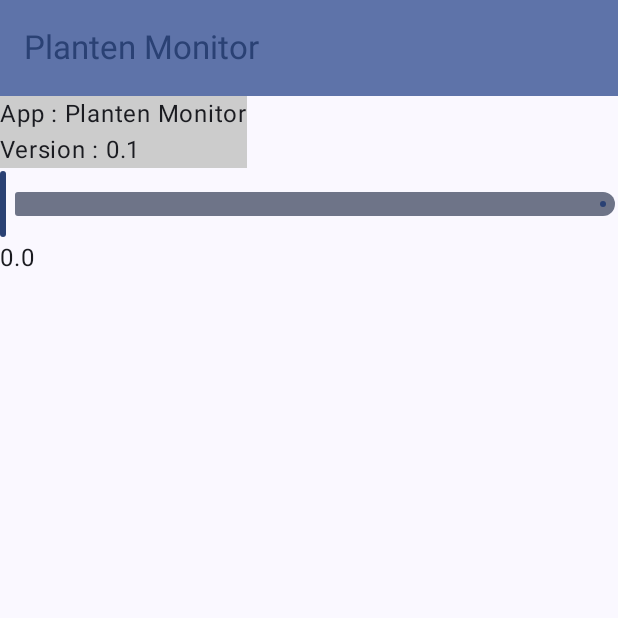
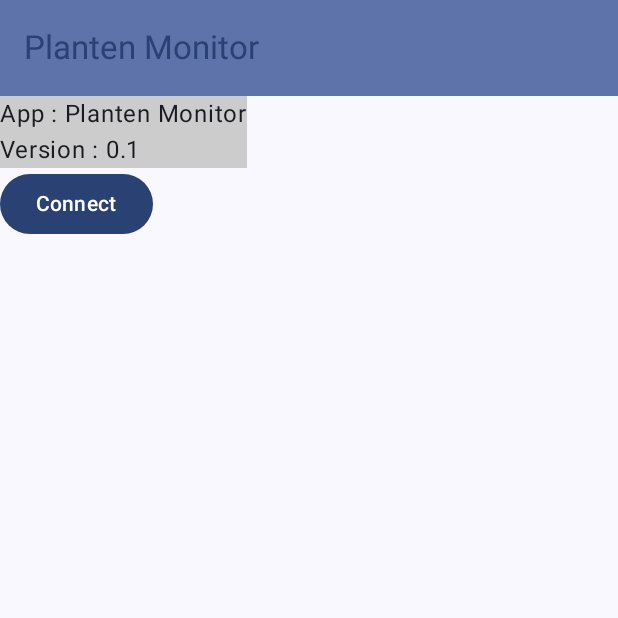
Before and after one commit to michadehaan1/eltE4MdHSH, an Android app built with Jetpack Compose: the screen it shows after launch (MainActivity), on a phone screen of 412 x 824 dp, the top half of it. Run offline under Robolectric (Android 15) with nearby library versions, the phone set to English and light mode, and no system bars.

Commit message:
- Added dialog

```diff
--- a/app/src/main/java/com/example/myapplication/MainActivity.kt
+++ b/app/src/main/java/com/example/myapplication/MainActivity.kt
@@ -11,6 +11,8 @@ import androidx.compose.foundation.layout.PaddingValues
 import androidx.compose.foundation.layout.fillMaxSize
 import androidx.compose.foundation.layout.padding
 import androidx.compose.foundation.layout.size
+import androidx.compose.material.icons.Icons
+import androidx.compose.material.icons.filled.Info
 import androidx.compose.material3.ExperimentalMaterial3Api
 import androidx.compose.material3.MaterialTheme
 import androidx.compose.material3.Scaffold
@@ -29,7 +31,13 @@ import androidx.compose.ui.unit.dp
 import androidx.compose.runtime.remember
 import androidx.compose.runtime.mutableFloatStateOf
 import androidx.compose.runtime.getValue
+import androidx.compose.runtime.mutableStateOf
 import androidx.compose.runtime.setValue
+import androidx.compose.material3.AlertDialog
+import androidx.compose.material3.Text
+import androidx.compose.material3.Button
+import androidx.compose.material3.Icon
+
 
 
 class MainActivity : ComponentActivity() {
@@ -49,7 +57,8 @@ class MainActivity : ComponentActivity() {
                             app_name = "Planten Monitor",
                             app_version = "0.1"
                         )
-                        Slider()
+                        ConnectDialog()
+                        //Slider()
 
                     }
                 }
@@ -88,6 +97,47 @@ fun TopBar() {
 }
 
 @Composable
+fun ConnectDialog() {
+    val openAlertDialog = remember { mutableStateOf(false) }
+
+    // Your logic to open the dialog (e.g., button click) would go here
+    // Button to open the AlertDialog
+    Button(onClick = { openAlertDialog.value = true }) {
+        Text("Connect")
+    }
+    if (openAlertDialog.value) {
+        AlertDialog(
+            onDismissRequest = {
+                openAlertDialog.value = false
+            },
+            confirmButton = {
+                Button(onClick = {
+                    openAlertDialog.value = false
+                    println("Confirmation registered")
+                    // Add more logic for confirmation here
+                }) {
+                    Text("Connect")
+                }
+            },
+            dismissButton = {
+                Button(onClick = { openAlertDialog.value = false }) {
+                    Text("Cancel")
+                }
+            },
+            title = {
+                Text("Connect to sensor")
+            },
+            text = {
+                Text("Press the connect button to show connections.")
+            },
+            icon = {
+                Icon(imageVector = Icons.Default.Info, contentDescription = null)
+            }
+        )
+    }
+}
+
+@Composable
 fun AppInfo(app_name: String, app_version: String, modifier: Modifier = Modifier) {
     Surface(color = Color.LightGray) {
         Text(
```
